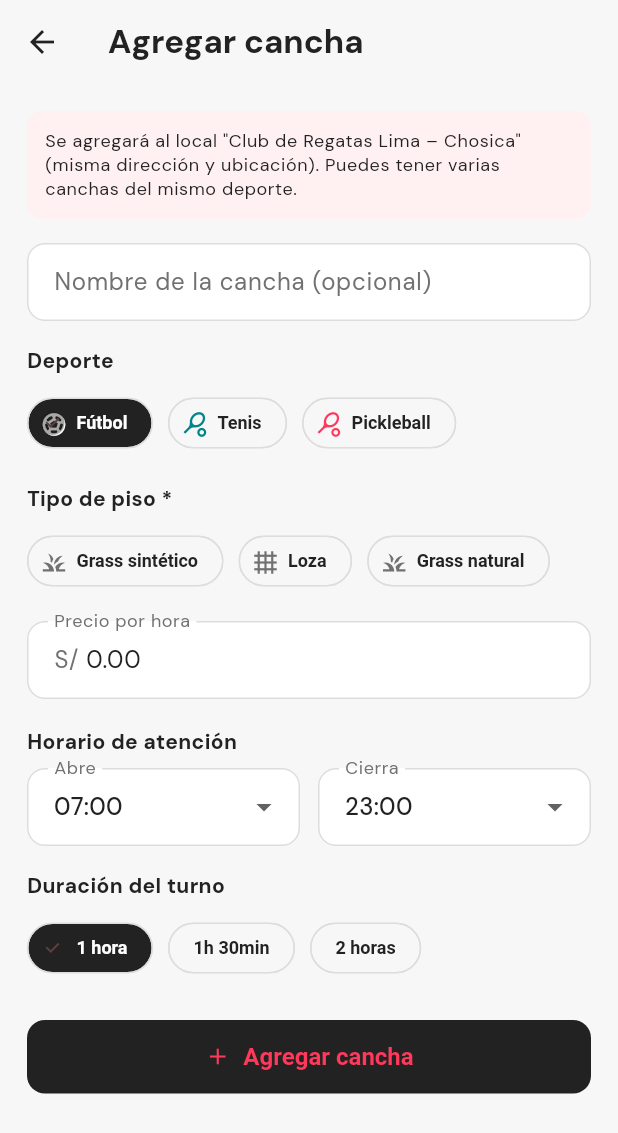
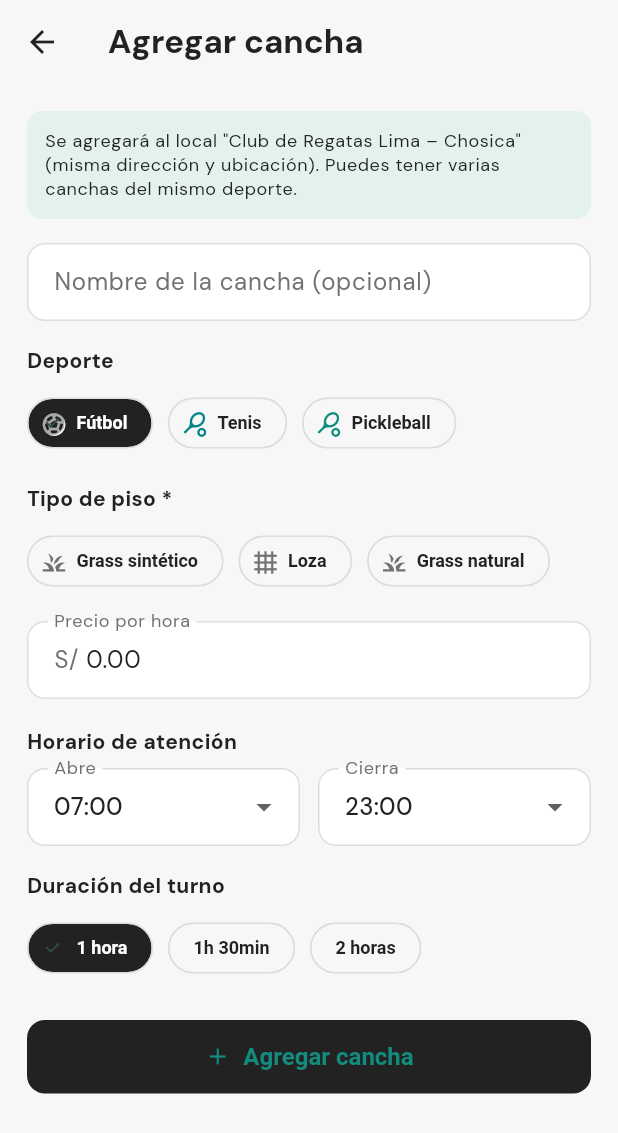
Before and after one commit to dcalagua/canchas-app-lima, a Flutter app: the AgregarCanchaScreen screen opened directly with sample values from the repository, on a phone screen of 412 x 824 dp. Shown: the top 1133 px of the screen. Run offline on Flutter 3.47's test engine with Material 3 defaults, Android fonts, the phone set to English and light mode, and no system bars; our stand-ins replace font_awesome_flutter, geocoding, geolocator, google_fonts, google_maps_flutter, google_sign_in and 3 more; accounts and stored records are empty.

Commit message:
Acento en verde WhatsApp (#128C7E) en vez de coral
Mantiene toda la estructura, iconos y tipografía Airbnb; solo cambia el
color de acento: el token `lima` pasa de coral #FF385C al verde de WhatsApp
#128C7E, con su tinte suave a verde claro. Al salir todo el acento del token,
botones, FAB, barra inferior seleccionada, chips y splash quedan en verde
sin tocar cada pantalla. Se elige el verde-teal de WhatsApp (no el brillante
#25D366) para que el texto blanco de los botones y el verde sobre blanco de
la barra sigan siendo legibles.

Co-Authored-By: Claude Opus 4.8 (1M context) <noreply@anthropic.com>
Claude-Session: https://claude.ai/code/session_017fg7ijXuZRX6jvFjZELf83

```diff
--- a/lib/theme.dart
+++ b/lib/theme.dart
@@ -24,10 +24,11 @@ import 'models/models.dart';
 // Requiere en pubspec.yaml → dependencies: google_fonts: ^6.2.1
 // ─────────────────────────────────────────────────────────────────────────
 
-// ── Identidad AIRBNB: coral Rausch + negro Hof + blancos/grises + teal Babu.
-// (Se mantienen los NOMBRES de los tokens; solo cambian sus valores, así toda
-// la app adopta el look Airbnb sin tocar cada pantalla.)
-const Color lima = Color(0xFFFF385C);   // Rausch — CTA / acento principal
+// ── Identidad: estructura AIRBNB (negro Hof + blancos/grises) pero el color de
+// ACENTO es el VERDE de WhatsApp (#128C7E), no el coral. Se mantienen los
+// NOMBRES de los tokens; solo cambia el valor de `lima`, así todo el acento de
+// la app pasa a verde sin tocar cada pantalla.
+const Color lima = Color(0xFF128C7E);   // Verde WhatsApp — CTA / acento principal
 const Color sage = Color(0xFF484848);   // charcoal (degradado de headers)
 const Color teal = Color(0xFF008489);   // Babu — acento secundario (teal)
 const Color amarillo = Color(0xFFFFB400); // dorado (calificaciones/energía)
@@ -39,7 +40,7 @@ const Color papel = Color(0xFFF7F7F7);  // fondo app (gris muy claro Airbnb)
 const Color papelCalido = Color(0xFFF7F7F7); // fondo panel
 const Color trazo = Color(0xFFDDDDDD);  // bordes / divisores (Airbnb)
 const Color textoTenue = Color(0xFF717171); // muted (Foggy)
-const Color limaSuave = Color(0xFFFFF0F2); // tinte coral suave
+const Color limaSuave = Color(0xFFE3F2EF); // tinte verde WhatsApp suave
 
 // ── Colores de estado (chips) — sistema de diseño ─────────────────────────
 const Color estadoOkBg = Color(0xFFE9F4EE);
```
